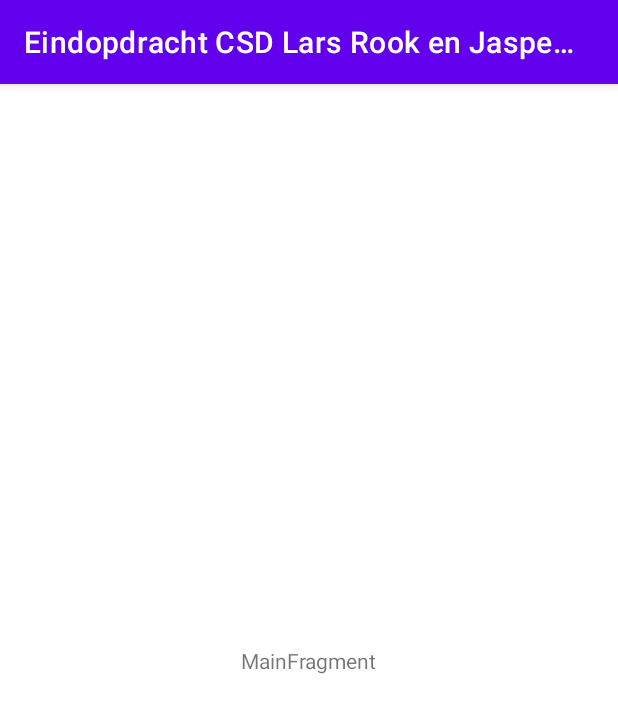
After one commit to Jaspervanes-github/Eindopdracht-CSD, an Android app: the fragment DetailFragment shown on its own in the app's theme, on a phone screen of 412 x 824 dp. The commit adds this screen. Shown: the top 713 px of the screen. Run offline under Robolectric (Android 15) with nearby library versions, the phone set to English and light mode, and no system bars.

Commit message:
[ADDED] most of the skeleton code is done, not all of the classes are in the packages yet!

```diff
--- a/app/build.gradle
+++ b/app/build.gradle
@@ -33,6 +33,10 @@ dependencies {
     implementation 'androidx.appcompat:appcompat:1.2.0'
     implementation 'com.google.android.material:material:1.2.1'
     implementation 'androidx.constraintlayout:constraintlayout:2.0.4'
+    implementation 'androidx.lifecycle:lifecycle-livedata-ktx:2.2.0'
+    implementation 'androidx.lifecycle:lifecycle-viewmodel-ktx:2.2.0'
+    implementation 'androidx.navigation:navigation-fragment:2.3.1'
+    implementation 'androidx.navigation:navigation-ui:2.3.1'
     testImplementation 'junit:junit:4.+'
     androidTestImplementation 'androidx.test.ext:junit:1.1.2'
     androidTestImplementation 'androidx.test.espresso:espresso-core:3.3.0'
--- /dev/null
+++ b/app/src/main/java/com/example/eindopdrachtcsdlarsrookenjaspervanes/fragments/DetailFragment.java
@@ -0,0 +1,37 @@
+package com.example.eindopdrachtcsdlarsrookenjaspervanes.fragments;
+
+import android.os.Bundle;
+import android.view.LayoutInflater;
+import android.view.View;
+import android.view.ViewGroup;
+
+import androidx.annotation.NonNull;
+import androidx.annotation.Nullable;
+import androidx.fragment.app.Fragment;
+import androidx.lifecycle.ViewModelProvider;
+
+import com.example.eindopdrachtcsdlarsrookenjaspervanes.R;
+import com.example.eindopdrachtcsdlarsrookenjaspervanes.viewModels.DetailFragmentViewModel;
+import com.example.eindopdrachtcsdlarsrookenjaspervanes.viewModels.MapViewModel;
+
+public class DetailFragment extends Fragment {
+    private DetailFragmentViewModel mViewModel;
+
+    public static DetailFragment newInstance() {
+        return new DetailFragment();
+    }
+
+    @Nullable
+    @Override
+    public View onCreateView(@NonNull LayoutInflater inflater, @Nullable ViewGroup container,
+                             @Nullable Bundle savedInstanceState) {
+        return inflater.inflate(R.layout.main_fragment, container, false);
+    }
+
+    @Override
+    public void onActivityCreated(@Nullable Bundle savedInstanceState) {
+        super.onActivityCreated(savedInstanceState);
+        mViewModel = new ViewModelProvider(this).get(DetailFragmentViewModel.class);
+        // TODO: Use the ViewModel
+    }
+}
--- /dev/null
+++ b/app/src/main/java/com/example/eindopdrachtcsdlarsrookenjaspervanes/viewModels/DetailFragmentViewModel.java
@@ -0,0 +1,8 @@
+package com.example.eindopdrachtcsdlarsrookenjaspervanes.viewModels;
+
+import androidx.lifecycle.ViewModel;
+
+public class DetailFragmentViewModel extends ViewModel {
+    // TODO: Implement the ViewModel
+
+}
--- /dev/null
+++ b/app/src/main/res/layout/main_fragment.xml
@@ -0,0 +1,19 @@
+<?xml version="1.0" encoding="utf-8"?>
+<androidx.constraintlayout.widget.ConstraintLayout xmlns:android="http://schemas.android.com/apk/res/android"
+    xmlns:app="http://schemas.android.com/apk/res-auto"
+    xmlns:tools="http://schemas.android.com/tools"
+    android:id="@+id/main"
+    android:layout_width="match_parent"
+    android:layout_height="match_parent">
+
+    <TextView
+        android:id="@+id/message"
+        android:layout_width="wrap_content"
+        android:layout_height="wrap_content"
+        android:text="MainFragment"
+        app:layout_constraintBottom_toBottomOf="parent"
+        app:layout_constraintEnd_toEndOf="parent"
+        app:layout_constraintStart_toStartOf="parent"
+        app:layout_constraintTop_toTopOf="parent" />
+
+</androidx.constraintlayout.widget.ConstraintLayout>
```
Also changed, not shown: app/src/main/java/com/example/eindopdrachtcsdlarsrookenjaspervanes/MainActivity.java (+11 -0 lines), app/src/main/java/com/example/eindopdrachtcsdlarsrookenjaspervanes/fragments/MapFragment.java (added, +41 -0 lines), app/src/main/java/com/example/eindopdrachtcsdlarsrookenjaspervanes/fragments/RouteListFragment.java (added, +38 -0 lines), app/src/main/java/com/example/eindopdrachtcsdlarsrookenjaspervanes/viewModels/MapViewModel.java (added, +8 -0 lines), app/src/main/java/com/example/eindopdrachtcsdlarsrookenjaspervanes/viewModels/RouteListViewModel.java (added, +8 -0 lines), app/src/main/res/layout/detail_fragment.xml (added, +7 -0 lines), app/src/main/res/layout/route_list_fragment.xml (added, +7 -0 lines), app/src/main/res/navigation/nav_graph.xml (added, +31 -0 lines).
